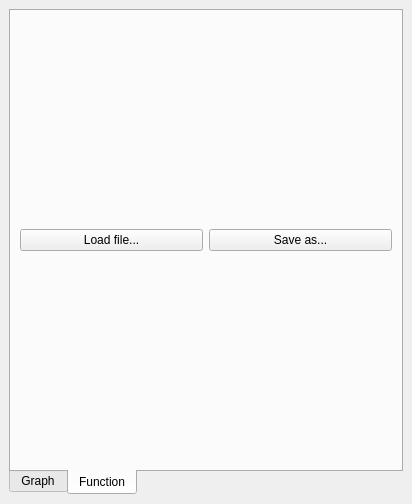
Old version of the form matplotlib_graph_dockwidget_base.ui in the repository aroche/MatplotlibGraph.
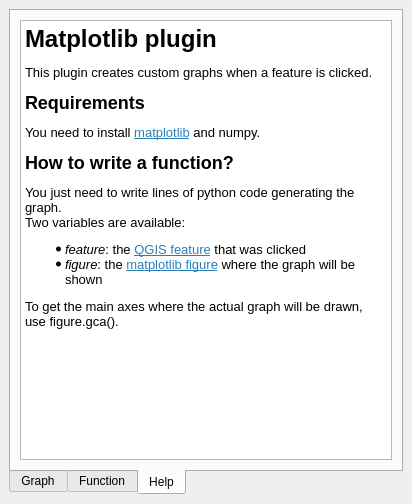
New version of the form. The open tabs and pages were chosen to show the change.

Commit message: add help tab

Diff of the .ui file:
```diff
--- a/matplotlib_graph_dockwidget_base.ui
+++ b/matplotlib_graph_dockwidget_base.ui
@@ -58,6 +58,35 @@
         </item>
        </layout>
       </widget>
+      <widget class="QWidget" name="tab_3">
+       <attribute name="title">
+        <string>Help</string>
+       </attribute>
+       <layout class="QVBoxLayout" name="verticalLayout_3">
+        <item>
+         <widget class="QTextBrowser" name="textBrowser">
+          <property name="html">
+           <string>&lt;!DOCTYPE HTML PUBLIC &quot;-//W3C//DTD HTML 4.0//EN&quot; &quot;http://www.w3.org/TR/REC-html40/strict.dtd&quot;&gt;
+&lt;html&gt;&lt;head&gt;&lt;meta name=&quot;qrichtext&quot; content=&quot;1&quot; /&gt;&lt;style type=&quot;text/css&quot;&gt;
+p, li { white-space: pre-wrap; }
+&lt;/style&gt;&lt;/head&gt;&lt;body style=&quot; font-family:'Oxygen-Sans'; font-size:10pt; font-weight:400; font-style:normal;&quot;&gt;
+&lt;p style=&quot; margin-top:12px; margin-bottom:12px; margin-left:0px; margin-right:0px; -qt-block-indent:0; text-indent:0px;&quot;&gt;&lt;span style=&quot; font-size:xx-large; font-weight:600;&quot;&gt;Matplotlib plugin&lt;/span&gt;&lt;/p&gt;
+&lt;p style=&quot; margin-top:12px; margin-bottom:12px; margin-left:0px; margin-right:0px; -qt-block-indent:0; text-indent:0px;&quot;&gt;This plugin creates custom graphs when a feature is clicked.&lt;/p&gt;
+&lt;p style=&quot; margin-top:12px; margin-bottom:12px; margin-left:0px; margin-right:0px; -qt-block-indent:0; text-indent:0px;&quot;&gt;&lt;span style=&quot; font-size:x-large; font-weight:600;&quot;&gt;Requirements&lt;/span&gt;&lt;/p&gt;
+&lt;p style=&quot; margin-top:12px; margin-bottom:12px; margin-left:0px; margin-right:0px; -qt-block-indent:0; text-indent:0px;&quot;&gt;You need to install &lt;a href=&quot;http://matplotlib.org&quot;&gt;&lt;span style=&quot; text-decoration: underline; color:#2980b9;&quot;&gt;matplotlib&lt;/span&gt;&lt;/a&gt; and numpy.&lt;/p&gt;
+&lt;p style=&quot; margin-top:12px; margin-bottom:12px; margin-left:0px; margin-right:0px; -qt-block-indent:0; text-indent:0px;&quot;&gt;&lt;span style=&quot; font-size:x-large; font-weight:600;&quot;&gt;How to write a function?&lt;/span&gt;&lt;/p&gt;
+&lt;p style=&quot; margin-top:12px; margin-bottom:12px; margin-left:0px; margin-right:0px; -qt-block-indent:0; text-indent:0px;&quot;&gt;You just need to write lines of python code generating the graph.&lt;br /&gt;Two variables are available: &lt;/p&gt;
+&lt;ul style=&quot;margin-top: 0px; margin-bottom: 0px; margin-left: 0px; margin-right: 0px; -qt-list-indent: 1;&quot;&gt;&lt;li style=&quot; margin-top:12px; margin-bottom:0px; margin-left:0px; margin-right:0px; -qt-block-indent:0; text-indent:0px;&quot;&gt;&lt;span style=&quot; font-style:italic;&quot;&gt;feature&lt;/span&gt;: the &lt;a href=&quot;http://www.qgis.org/api/classQgsFeature.html&quot;&gt;&lt;span style=&quot; text-decoration: underline; color:#2980b9;&quot;&gt;QGIS feature&lt;/span&gt;&lt;/a&gt; that was clicked&lt;/li&gt;
+&lt;li style=&quot; margin-top:0px; margin-bottom:12px; margin-left:0px; margin-right:0px; -qt-block-indent:0; text-indent:0px;&quot;&gt;&lt;span style=&quot; font-style:italic;&quot;&gt;figure&lt;/span&gt;: the &lt;a href=&quot;http://matplotlib.org/api/figure_api.html&quot;&gt;&lt;span style=&quot; text-decoration: underline; color:#2980b9;&quot;&gt;matplotlib figure&lt;/span&gt;&lt;/a&gt; where the graph will be shown&lt;/li&gt;&lt;/ul&gt;
+&lt;p style=&quot; margin-top:12px; margin-bottom:12px; margin-left:0px; margin-right:0px; -qt-block-indent:0; text-indent:0px;&quot;&gt;To get the main axes where the actual graph will be drawn, use &lt;span style=&quot; font-family:'Courier New,courier';&quot;&gt;figure.gca()&lt;/span&gt;. &lt;/p&gt;&lt;/body&gt;&lt;/html&gt;</string>
+          </property>
+          <property name="openExternalLinks">
+           <bool>true</bool>
+          </property>
+         </widget>
+        </item>
+       </layout>
+      </widget>
      </widget>
     </item>
    </layout>
```
The commit also changes 1 other file.
